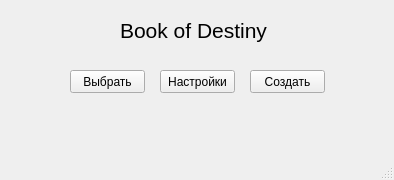
Qt form interface/hello.ui (demonic-katana/Book-of-Destiny-Your-Safe-Diary) before a commit.
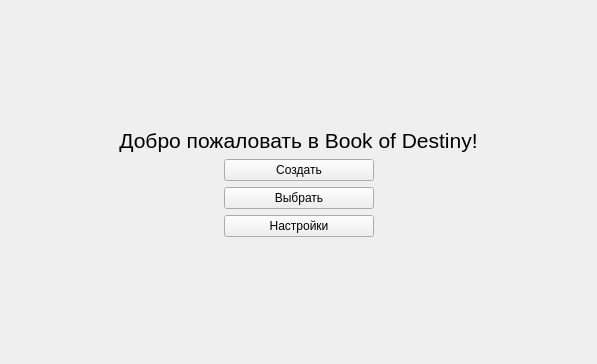
The same form after that commit.

Diff of the .ui file:
```diff
--- a/interface/hello.ui
+++ b/interface/hello.ui
@@ -6,73 +6,150 @@
    <rect>
     <x>0</x>
     <y>0</y>
-    <width>394</width>
-    <height>180</height>
+    <width>597</width>
+    <height>364</height>
    </rect>
   </property>
   <property name="windowTitle">
    <string>MainWindow</string>
   </property>
   <widget class="QWidget" name="centralwidget">
-   <widget class="QPushButton" name="create">
-    <property name="geometry">
-     <rect>
-      <x>250</x>
-      <y>70</y>
-      <width>75</width>
-      <height>23</height>
-     </rect>
+   <layout class="QGridLayout" name="gridLayout_2">
+    <item row="3" column="1">
+     <spacer name="verticalSpacer">
+      <property name="orientation">
+       <enum>Qt::Vertical</enum>
+      </property>
+      <property name="sizeHint" stdset="0">
+       <size>
+        <width>20</width>
+        <height>40</height>
+       </size>
+      </property>
+     </spacer>
+    </item>
+    <item row="2" column="1">
+     <layout class="QGridLayout" name="gridLayout">
+      <item row="3" column="1">
+       <widget class="QPushButton" name="settings">
+        <property name="minimumSize">
+         <size>
+          <width>150</width>
+          <height>0</height>
+         </size>
+        </property>
+        <property name="maximumSize">
+         <size>
+          <width>100</width>
+          <height>16777215</height>
+         </size>
     </property>
     <property name="text">
-     <string>Создать</string>
-    </property>
-   </widget>
+         <string>Настройки</string>
+        </property>
+       </widget>
+      </item>
+      <item row="2" column="0">
+       <spacer name="horizontalSpacer">
+        <property name="orientation">
+         <enum>Qt::Horizontal</enum>
+        </property>
+        <property name="sizeHint" stdset="0">
+         <size>
+          <width>78</width>
+          <height>20</height>
+         </size>
+        </property>
+       </spacer>
+      </item>
+      <item row="2" column="1">
    <widget class="QPushButton" name="select">
-    <property name="geometry">
-     <rect>
-      <x>70</x>
-      <y>70</y>
-      <width>75</width>
-      <height>23</height>
-     </rect>
-    </property>
     <property name="text">
      <string>Выбрать</string>
     </property>
    </widget>
+      </item>
+      <item row="1" column="1">
+       <widget class="QPushButton" name="create">
+        <property name="maximumSize">
+         <size>
+          <width>150</width>
+          <height>16777215</height>
+         </size>
+        </property>
+        <property name="text">
+         <string>Создать</string>
+        </property>
+       </widget>
+      </item>
+      <item row="2" column="2">
+       <spacer name="horizontalSpacer_2">
+        <property name="orientation">
+         <enum>Qt::Horizontal</enum>
+        </property>
+        <property name="sizeHint" stdset="0">
+         <size>
+          <width>68</width>
+          <height>20</height>
+         </size>
+        </property>
+       </spacer>
+      </item>
+     </layout>
+    </item>
+    <item row="1" column="1">
    <widget class="QLabel" name="label">
-    <property name="geometry">
-     <rect>
-      <x>120</x>
-      <y>10</y>
-      <width>161</width>
-      <height>41</height>
-     </rect>
-    </property>
     <property name="font">
      <font>
       <pointsize>16</pointsize>
      </font>
     </property>
     <property name="text">
-     <string>Book of Destiny</string>
-    </property>
-   </widget>
-   <widget class="QPushButton" name="settings">
-    <property name="geometry">
-     <rect>
-      <x>160</x>
-      <y>70</y>
-      <width>75</width>
-      <height>23</height>
-     </rect>
-    </property>
-    <property name="text">
-     <string>Настройки</string>
-    </property>
-   </widget>
-  </widget>
-  <widget class="QStatusBar" name="statusbar"/>
+       <string>&lt;html&gt;&lt;head/&gt;&lt;body&gt;&lt;p align=&quot;center&quot;&gt;Добро пожаловать в Book of Destiny!&lt;/p&gt;&lt;/body&gt;&lt;/html&gt;</string>
+      </property>
+     </widget>
+    </item>
+    <item row="0" column="1">
+     <spacer name="verticalSpacer_2">
+      <property name="orientation">
+       <enum>Qt::Vertical</enum>
+      </property>
+      <property name="sizeHint" stdset="0">
+       <size>
+        <width>20</width>
+        <height>40</height>
+       </size>
+      </property>
+     </spacer>
+    </item>
+    <item row="2" column="2">
+     <spacer name="horizontalSpacer_4">
+      <property name="orientation">
+       <enum>Qt::Horizontal</enum>
+      </property>
+      <property name="sizeHint" stdset="0">
+       <size>
+        <width>40</width>
+        <height>20</height>
+       </size>
+      </property>
+     </spacer>
+    </item>
+    <item row="2" column="0">
+     <spacer name="horizontalSpacer_3">
+      <property name="orientation">
+       <enum>Qt::Horizontal</enum>
+      </property>
+      <property name="sizeHint" stdset="0">
+       <size>
+        <width>40</width>
+        <height>20</height>
+       </size>
+      </property>
+     </spacer>
+    </item>
+   </layout>
+  </widget>
  </widget>
  <resources/>
  <connections/>
```
Lines whose indentation alone changed are shown as unchanged.
